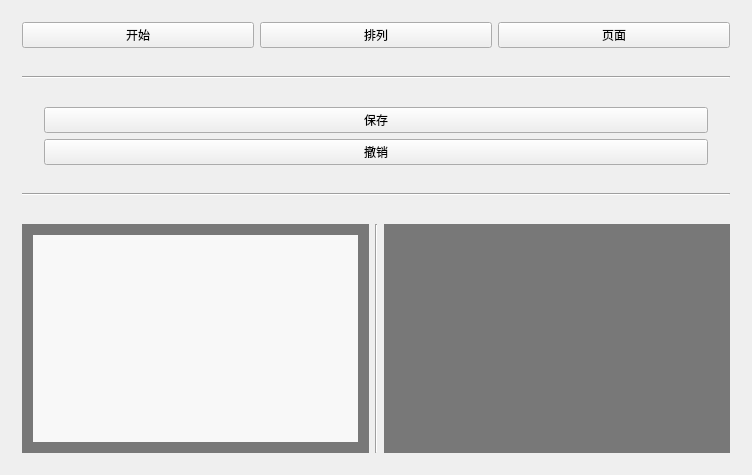
The window that ClassExamProject/QtChartFlow/QtChartFlow/MyMainWindow.ui (Creeperxxx/myqtsvgediter) describes before a commit, drawn with Qt 5.
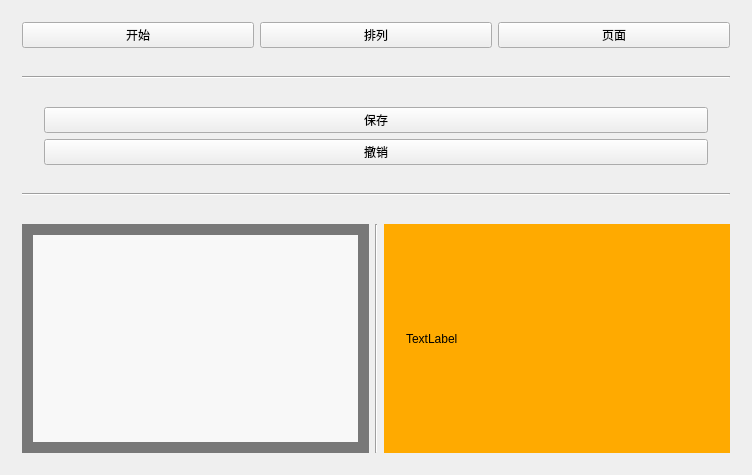
The same window after the commit. Custom widgets are drawn as their Qt base class.

Patch:
```diff
--- a/ClassExamProject/QtChartFlow/QtChartFlow/MyMainWindow.ui
+++ b/ClassExamProject/QtChartFlow/QtChartFlow/MyMainWindow.ui
@@ -207,6 +207,9 @@
    </item>
    <item>
     <widget class="QWidget" name="MainWidget" native="true">
+     <property name="styleSheet">
+      <string notr="true"/>
+     </property>
      <layout class="QHBoxLayout" name="horizontalLayout_2" stretch="0,0,0">
       <item>
        <widget class="QWidget" name="tuxingku" native="true">
@@ -252,20 +255,29 @@
          </sizepolicy>
         </property>
         <property name="styleSheet">
-         <string notr="true">background-color: rgb(120, 120, 120)</string>
+         <string notr="true">background-color: rgb(255, 170, 0);</string>
         </property>
-        <layout class="QHBoxLayout" name="horizontalLayout_6">
+        <layout class="QVBoxLayout" name="verticalLayout_7">
          <item>
-          <widget class="huabu" name="widget" native="true">
-           <property name="sizePolicy">
-            <sizepolicy hsizetype="Expanding" vsizetype="Expanding">
-             <horstretch>0</horstretch>
-             <verstretch>0</verstretch>
-            </sizepolicy>
+          <widget class="huabu" name="yikuaihuabu" native="true">
+           <property name="mouseTracking">
+            <bool>true</bool>
            </property>
            <property name="styleSheet">
-            <string notr="true">color: rgb(248, 248, 248);</string>
+            <string notr="true"/>
            </property>
+           <layout class="QHBoxLayout" name="horizontalLayout_6">
+            <item>
+             <widget class="QLabel" name="label">
+              <property name="styleSheet">
+               <string notr="true">background-color:transparent;</string>
+              </property>
+              <property name="text">
+               <string>TextLabel</string>
+              </property>
+             </widget>
+            </item>
+           </layout>
           </widget>
          </item>
         </layout>
@@ -278,6 +290,12 @@
  </widget>
  <layoutdefault spacing="6" margin="11"/>
  <customwidgets>
+  <customwidget>
+   <class>juxingDiagramItem</class>
+   <extends>QWidget</extends>
+   <header location="global">tuxing.h</header>
+   <container>1</container>
+  </customwidget>
   <customwidget>
    <class>huabu</class>
    <extends>QWidget</extends>
```
Left out of the diff: 17 changed lines with no effect on the pictures.
